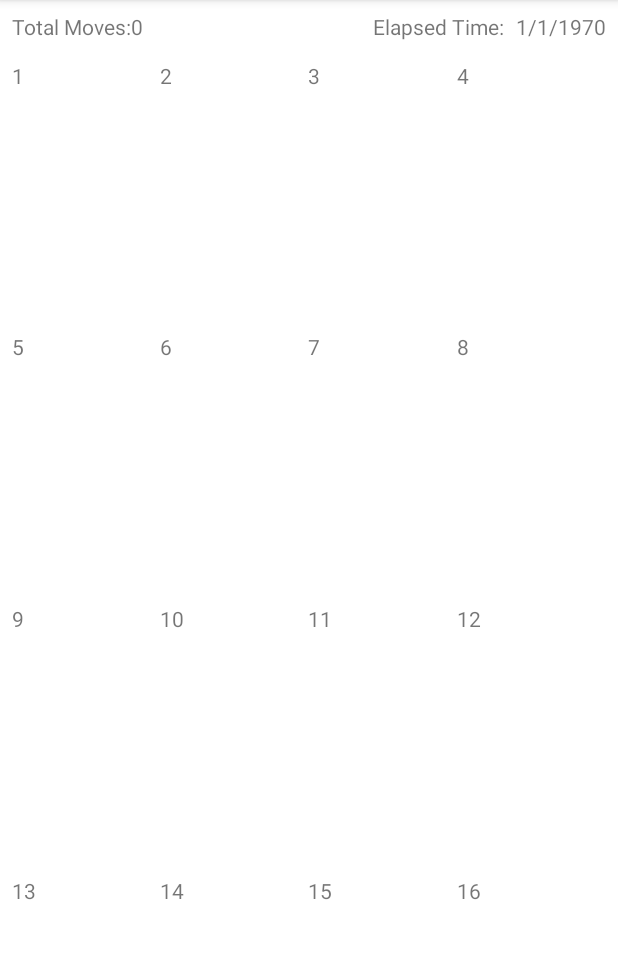
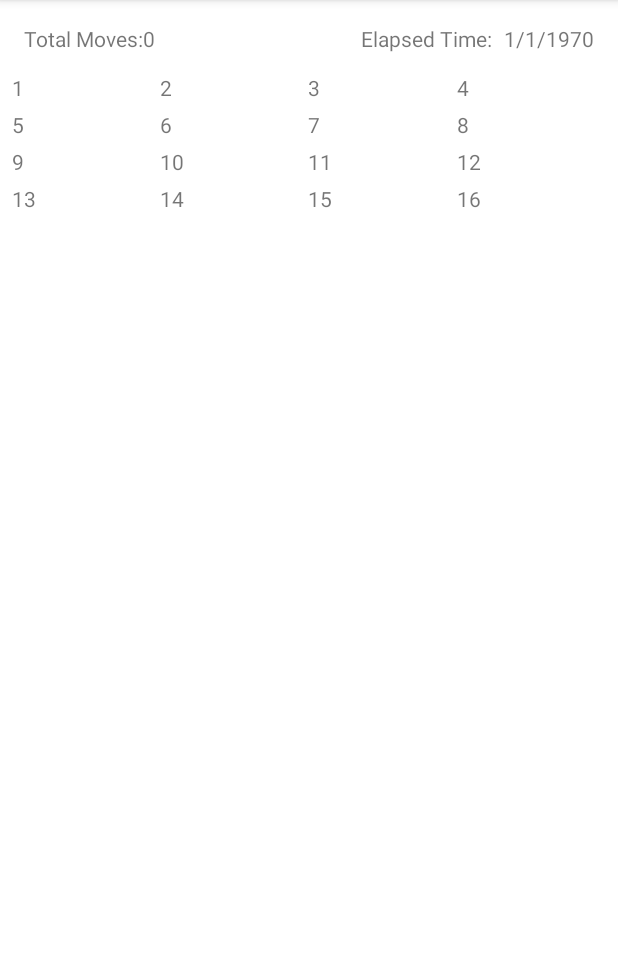
Before and after one commit to mmarkley-gd/PixelMixer, an Android app: the GameFragment screen opened through its navigation route, on a phone screen of 412 x 824 dp, the part 84-1043 px from its top. Run offline under Robolectric (Android 15) with nearby library versions, the phone set to English and light mode, and no system bars; our stand-ins replace Picasso, data binding; libraries missing offline, so code that uses them is left out: com.unsplash.pickerandroid.

Commit message:
Tweak the layout to work better on short images

```diff
--- a/app/src/main/res/layout/fragment_game.xml
+++ b/app/src/main/res/layout/fragment_game.xml
@@ -21,6 +21,7 @@
             android:layout_height="wrap_content"
             android:layout_marginHorizontal="@dimen/primary_horizontal_margin"
             android:layout_marginVertical="@dimen/primary_vertical_margin"
+            android:padding="8dp"
             app:layout_constraintLeft_toLeftOf="parent"
             app:layout_constraintRight_toRightOf="parent"
             app:layout_constraintTop_toTopOf="parent">
@@ -60,17 +61,20 @@
 
         </androidx.constraintlayout.widget.ConstraintLayout>
 
+        <LinearLayout
+            android:layout_width="match_parent"
+            android:layout_height="0dp"
+            app:layout_constraintBottom_toBottomOf="parent"
+            android:layout_marginBottom="@dimen/primary_vertical_margin"
+            app:layout_constraintLeft_toLeftOf="parent"
+            app:layout_constraintRight_toRightOf="parent"
+            app:layout_constraintTop_toBottomOf="@+id/info_layout">
+
             <TableLayout
                 android:id="@+id/game_board"
                 android:layout_width="match_parent"
-            android:layout_height="0dp"
-            android:layout_marginHorizontal="@dimen/primary_horizontal_margin"
-            android:layout_marginVertical="@dimen/primary_vertical_margin"
-            android:weightSum="4"
-            app:layout_constraintBottom_toBottomOf="parent"
-            app:layout_constraintLeft_toLeftOf="parent"
-            app:layout_constraintRight_toRightOf="parent"
-            app:layout_constraintTop_toBottomOf="@+id/info_layout">
+                android:layout_height="wrap_content"
+                android:layout_marginHorizontal="@dimen/primary_horizontal_margin">
 
                 <TableRow
                     android:id="@+id/row_one"
@@ -392,13 +396,13 @@
                         android:layout_width="wrap_content"
                         android:layout_height="wrap_content"
                         android:layout_weight="1"
-                    android:tag="@{viewModel.positionFifteenTagValue}" >
+                        android:tag="@{viewModel.positionFifteenTagValue}">
 
                         <ImageView
                             android:layout_width="wrap_content"
                             android:layout_height="wrap_content"
                             android:contentDescription="@string/row_content"
-                        android:src="@{viewModel.positionFourThreeBitmap}"/>
+                            android:src="@{viewModel.positionFourThreeBitmap}" />
 
                         <TextView
                             android:layout_width="wrap_content"
@@ -428,6 +432,7 @@
                     </RelativeLayout>
                 </TableRow>
             </TableLayout>
+        </LinearLayout>
 
     </androidx.constraintlayout.widget.ConstraintLayout>
 </layout>
```
Lines whose indentation alone changed are shown as unchanged.
